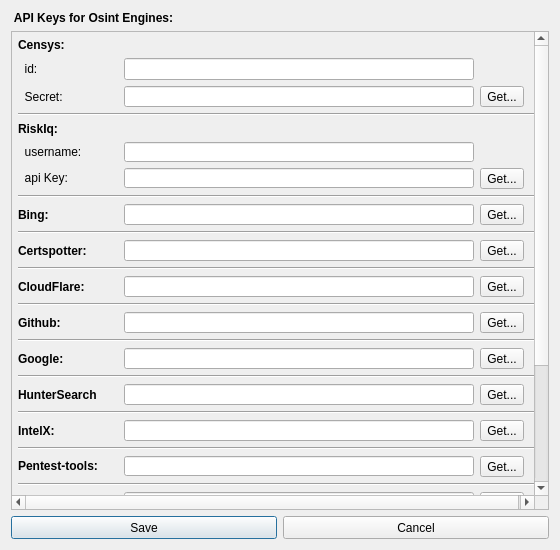
Before: the Qt Designer form gui/src/Dialogs/ApiKeysDialog.ui in 3nock/OTE, drawn with Qt 5.
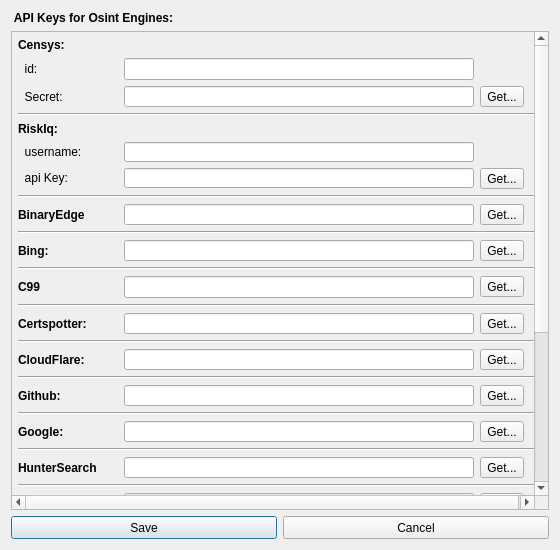
After: the same form once the commit is applied.

```diff
--- a/gui/src/Dialogs/ApiKeysDialog.ui
+++ b/gui/src/Dialogs/ApiKeysDialog.ui
@@ -74,7 +74,7 @@
         <x>0</x>
         <y>0</y>
         <width>532</width>
-        <height>652</height>
+        <height>726</height>
        </rect>
       </property>
       <layout class="QVBoxLayout" name="verticalLayout">
@@ -442,6 +442,66 @@
          </property>
         </widget>
        </item>
+       <item>
+        <layout class="QHBoxLayout" name="horizontalLayout_19">
+         <item>
+          <widget class="QLabel" name="label_21">
+           <property name="minimumSize">
+            <size>
+             <width>100</width>
+             <height>0</height>
+            </size>
+           </property>
+           <property name="font">
+            <font>
+             <weight>75</weight>
+             <bold>true</bold>
+            </font>
+           </property>
+           <property name="text">
+            <string>BinaryEdge</string>
+           </property>
+          </widget>
+         </item>
+         <item>
+          <widget class="QLineEdit" name="lineEditBinaryEdge">
+           <property name="minimumSize">
+            <size>
+             <width>350</width>
+             <height>20</height>
+            </size>
+           </property>
+          </widget>
+         </item>
+         <item>
+          <widget class="QToolButton" name="buttonGetBinaryEdge">
+           <property name="text">
+            <string>Get...</string>
+           </property>
+          </widget>
+         </item>
+         <item>
+          <spacer name="horizontalSpacer_2">
+           <property name="orientation">
+            <enum>Qt::Horizontal</enum>
+           </property>
+           <property name="sizeHint" stdset="0">
+            <size>
+             <width>40</width>
+             <height>20</height>
+            </size>
+           </property>
+          </spacer>
+         </item>
+        </layout>
+       </item>
+       <item>
+        <widget class="Line" name="line_15">
+         <property name="orientation">
+          <enum>Qt::Horizontal</enum>
+         </property>
+        </widget>
+       </item>
        <item>
         <layout class="QHBoxLayout" name="horizontalLayout_6">
          <item>
@@ -535,6 +595,66 @@
          </property>
         </widget>
        </item>
+       <item>
+        <layout class="QHBoxLayout" name="horizontalLayout_20">
+         <item>
+          <widget class="QLabel" name="label_22">
+           <property name="minimumSize">
+            <size>
+             <width>100</width>
+             <height>0</height>
+            </size>
+           </property>
+           <property name="font">
+            <font>
+             <weight>75</weight>
+             <bold>true</bold>
+            </font>
+           </property>
+           <property name="text">
+            <string>C99</string>
+           </property>
+          </widget>
+         </item>
+         <item>
+          <widget class="QLineEdit" name="lineEditC99">
+           <property name="minimumSize">
+            <size>
+             <width>350</width>
+             <height>0</height>
+            </size>
+           </property>
+          </widget>
+         </item>
+         <item>
+          <widget class="QToolButton" name="buttonGetC99">
+           <property name="text">
+            <string>Get...</string>
+           </property>
+          </widget>
+         </item>
+         <item>
+          <spacer name="horizontalSpacer_19">
+           <property name="orientation">
+            <enum>Qt::Horizontal</enum>
+           </property>
+           <property name="sizeHint" stdset="0">
+            <size>
+             <width>40</width>
+             <height>20</height>
+            </size>
+           </property>
+          </spacer>
+         </item>
+        </layout>
+       </item>
+       <item>
+        <widget class="Line" name="line_16">
+         <property name="orientation">
+          <enum>Qt::Horizontal</enum>
+         </property>
+        </widget>
+       </item>
        <item>
         <layout class="QHBoxLayout" name="horizontalLayout_7">
          <item>
```
